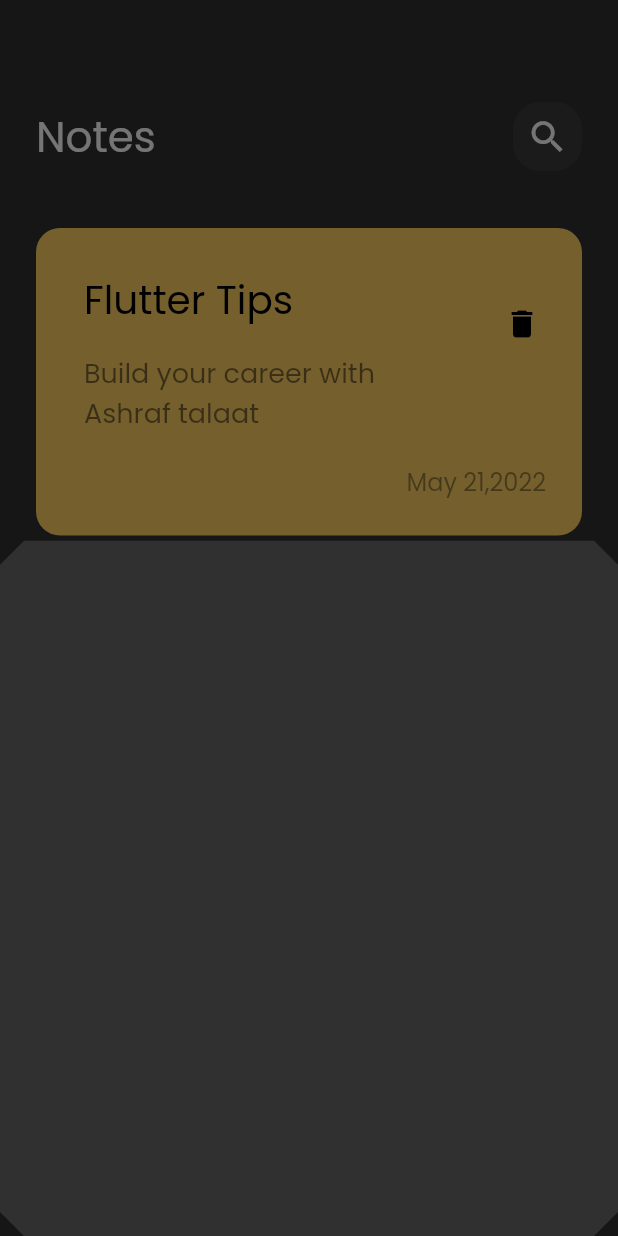
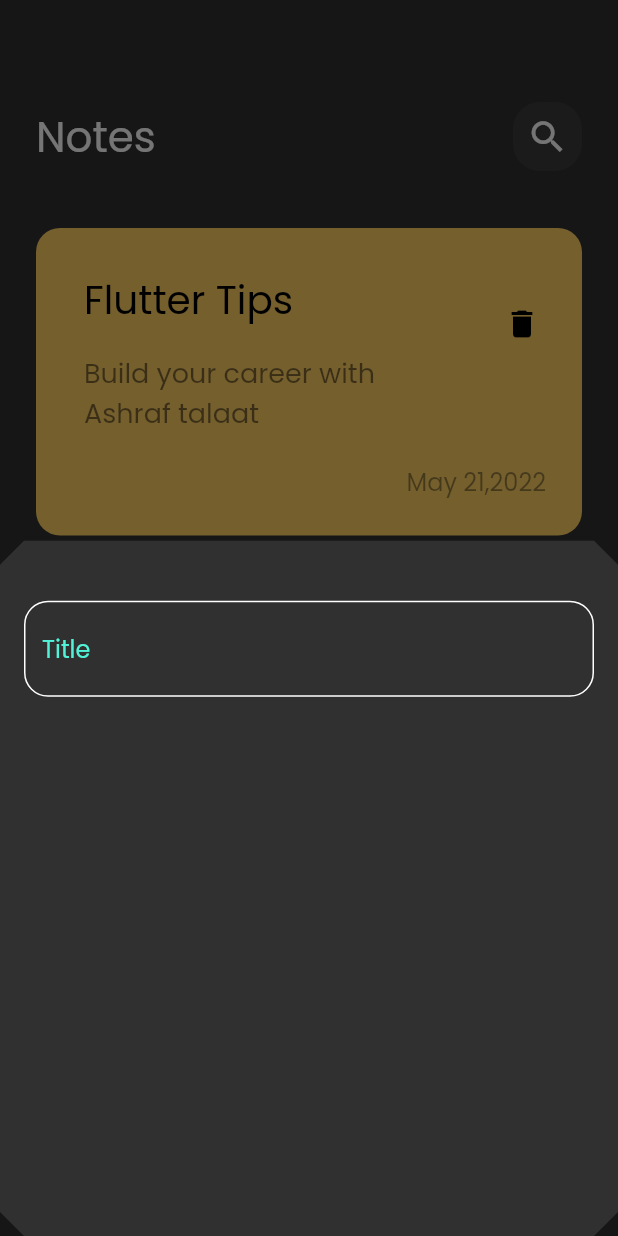
Before and after one commit to Ashraftalaat/notes_app, a Flutter app: the screen it shows after launch, after a tap on the "add" icon, on a phone screen of 412 x 824 dp. Run offline on Flutter 3.47's test engine with Material 2 defaults, Android fonts, the phone set to English and light mode, and no system bars.

Commit message:
create custom text field

```diff
--- /dev/null
+++ b/lib/constants.dart
@@ -0,0 +1,5 @@
+import 'package:flutter/material.dart';
+
+//اللون الرئيسي
+
+const kPrimaryColor = Color.fromARGB(255, 81, 243, 216);
--- a/lib/views/widgets/add_bottom_sheet.dart
+++ b/lib/views/widgets/add_bottom_sheet.dart
@@ -1,10 +1,21 @@
 import 'package:flutter/material.dart';
+import 'package:notes_app/views/widgets/custom_text_field.dart';
 
 class AddNoteBottomSheet extends StatelessWidget {
   const AddNoteBottomSheet({super.key});
 
   @override
   Widget build(BuildContext context) {
-    return Container();
+    return const Padding(
+      padding: EdgeInsets.symmetric(horizontal: 16, vertical: 16),
+      child: Column(
+        children: [
+          SizedBox(
+            height: 24,
+          ),
+          CustomTextField(),
+        ],
+      ),
+    );
   }
 }
--- /dev/null
+++ b/lib/views/widgets/custom_text_field.dart
@@ -0,0 +1,31 @@
+import 'package:flutter/material.dart';
+import 'package:notes_app/constants.dart';
+
+class CustomTextField extends StatelessWidget {
+  const CustomTextField({super.key});
+
+  @override
+  Widget build(BuildContext context) {
+    return TextField(
+      //لون مؤشر الكتابة
+      cursorColor: kPrimaryColor,
+      decoration: InputDecoration(
+        hintText: 'Title',
+        hintStyle: const TextStyle(color: kPrimaryColor),
+        border: buildBorder(),
+        enabledBorder: buildBorder(),
+        focusedBorder: buildBorder(kPrimaryColor),
+      ),
+    );
+  }
+
+  OutlineInputBorder buildBorder([Color]) {
+    return OutlineInputBorder(
+      borderRadius: BorderRadius.circular(16),
+      borderSide: BorderSide(
+        //لو كانت "null"استخدم اللون الابيض
+        color: Color ?? Colors.white,
+      ),
+    );
+  }
+}
```
